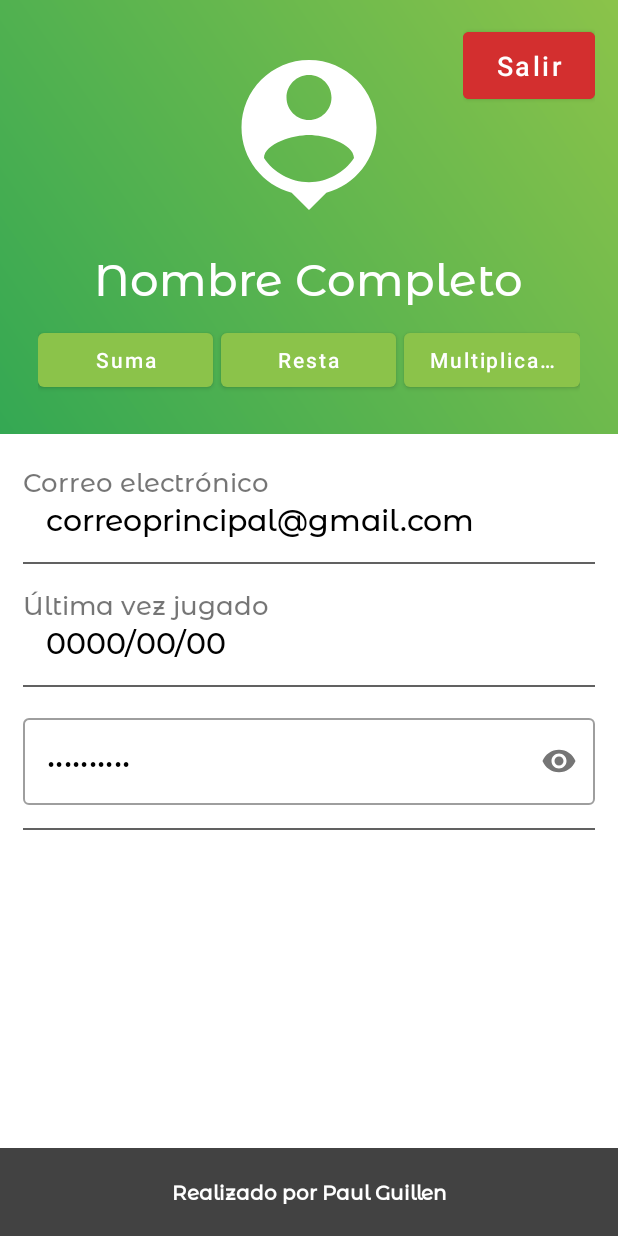
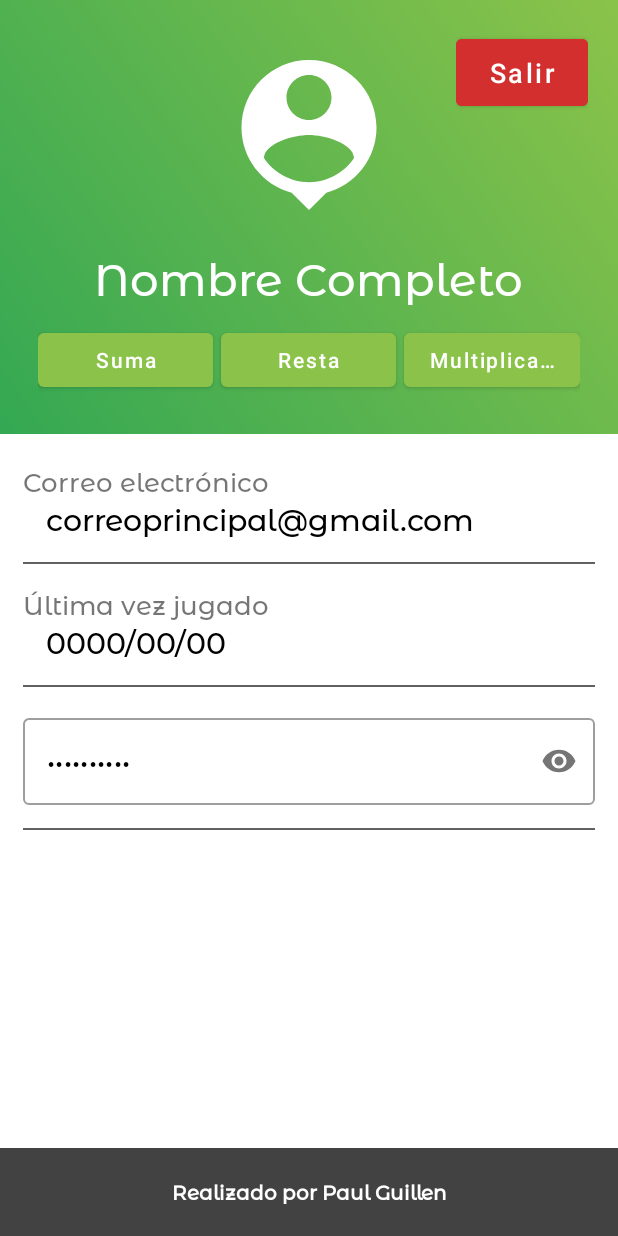
Before and after one commit to PaulGuillen/MathGame, an Android app: the PerfilActivity screen opened directly, with no data from a screen before it, on a phone screen of 412 x 824 dp. Run offline under Robolectric (Android 15) with nearby library versions, the light colour scheme and no system bars; our stand-ins replace Firebase (no records; nobody signed in at launch, a user with empty details on screens opened directly); libraries missing offline, so code that uses them is left out: cn.pedant.

Commit message:
Changing views from constraint to linearlayout to renderize it in differents mobiles in perfil view

```diff
--- a/app/src/main/res/layout/activity_perfil.xml
+++ b/app/src/main/res/layout/activity_perfil.xml
@@ -1,5 +1,5 @@
 <?xml version="1.0" encoding="utf-8"?>
-<androidx.core.widget.NestedScrollView xmlns:android="http://schemas.android.com/apk/res/android"
+<ScrollView xmlns:android="http://schemas.android.com/apk/res/android"
     xmlns:app="http://schemas.android.com/apk/res-auto"
     xmlns:tools="http://schemas.android.com/tools"
     android:layout_width="match_parent"
@@ -7,9 +7,10 @@
     android:fillViewport="true"
     tools:context=".activities.detaildashboard.perfil.PerfilActivity">
 
-    <androidx.constraintlayout.widget.ConstraintLayout
+    <LinearLayout
         android:layout_width="match_parent"
-        android:layout_height="match_parent">
+        android:orientation="vertical"
+        android:layout_height="wrap_content">
 
         <RelativeLayout
             android:id="@+id/rllay1"
@@ -20,6 +21,31 @@
             app:layout_constraintEnd_toEndOf="parent"
             app:layout_constraintStart_toStartOf="parent"
             app:layout_constraintTop_toTopOf="parent">
+
+            <LinearLayout
+                android:layout_width="wrap_content"
+                android:layout_height="wrap_content"
+                android:layout_alignParentTop="true"
+                android:layout_alignParentEnd="true"
+                android:orientation="vertical"
+                tools:ignore="UselessParent">
+
+                <Button
+                    android:id="@+id/btn_salir"
+                    android:layout_width="wrap_content"
+                    android:layout_height="wrap_content"
+                    android:layout_gravity="center"
+                    android:backgroundTint="@color/red_primary_dark"
+                    android:padding="10dp"
+                    android:text="@string/salir"
+                    android:textAllCaps="false"
+                    android:textColor="@color/white"
+                    android:textSize="18sp"
+                    app:layout_constraintBottom_toBottomOf="parent"
+                    app:layout_constraintStart_toStartOf="@id/guideline_inside"
+                    app:layout_constraintTop_toBottomOf="@id/view_dos" />
+
+            </LinearLayout>
 
             <RelativeLayout
                 android:id="@+id/imageUser"
@@ -220,12 +246,12 @@
                     <TextView
                         android:id="@+id/userId"
                         android:layout_width="wrap_content"
+                        android:layout_height="wrap_content"
                         android:layout_gravity="end"
-                        android:visibility="gone"
-                        android:layout_height="wrap_content"
                         android:fontFamily="@font/monserrat_alternates_medium"
                         android:text="UserId"
-                        android:textSize="17sp" />
+                        android:textSize="17sp"
+                        android:visibility="gone" />
 
                     <TextView
                         android:layout_width="wrap_content"
@@ -326,6 +352,7 @@
                         android:layout_width="match_parent"
                         android:layout_height="1dp"
                         android:layout_marginTop="15dp"
+                        android:layout_marginBottom="20dp"
                         android:background="@color/grey_primary_dark" />
 
                 </LinearLayout>
@@ -334,34 +361,9 @@
 
         </RelativeLayout>
 
-        <LinearLayout
-            android:layout_width="wrap_content"
-            android:layout_height="wrap_content"
-            app:layout_constraintTop_toTopOf="parent"
-            android:layout_marginTop="15dp"
-            android:layout_marginEnd="15dp"
-            app:layout_constraintEnd_toEndOf="parent"
-            android:orientation="vertical"
-            tools:ignore="UselessParent">
-
-            <Button
-                android:id="@+id/btn_salir"
-                android:layout_width="wrap_content"
-                android:layout_height="wrap_content"
-                android:layout_gravity="center"
-                android:backgroundTint="@color/red_primary_dark"
-                android:padding="10dp"
-                android:textAllCaps="false"
-                android:text="@string/salir"
-                android:textColor="@color/white"
-                android:textSize="18sp"
-                app:layout_constraintBottom_toBottomOf="parent"
-                app:layout_constraintStart_toStartOf="@id/guideline_inside"
-                app:layout_constraintTop_toBottomOf="@id/view_dos" />
-
-        </LinearLayout>
 
         <LinearLayout
+            android:id="@+id/linearLayout"
             android:layout_width="match_parent"
             android:layout_height="match_parent"
             android:gravity="bottom"
@@ -386,6 +388,9 @@
 
         </LinearLayout>
 
-    </androidx.constraintlayout.widget.ConstraintLayout>
 
-</androidx.core.widget.NestedScrollView>
+    </LinearLayout>
+
+
+
+</ScrollView>
```
